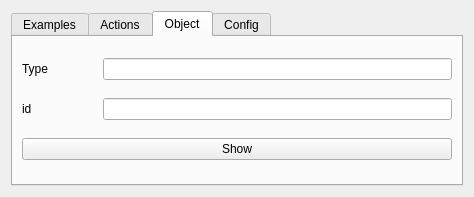
Nummulith/Y3A.ui, file Y3A.ui: the form before one commit.
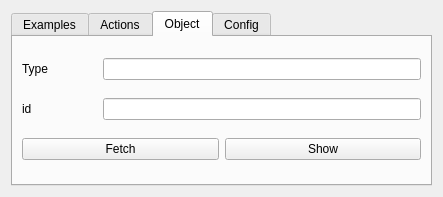
The form after the commit. The open tabs and pages were chosen to show the change.

Commit message: object fetch

What changed in the file:
```diff
--- a/Y3A.ui
+++ b/Y3A.ui
@@ -6,7 +6,7 @@
    <rect>
     <x>0</x>
     <y>0</y>
-    <width>474</width>
+    <width>443</width>
     <height>197</height>
    </rect>
   </property>
@@ -370,6 +370,13 @@
          </item>
          <item>
           <layout class="QHBoxLayout" name="horizontalLayout_13">
+           <item>
+            <widget class="QPushButton" name="bObjectFetch">
+             <property name="text">
+              <string>Fetch</string>
+             </property>
+            </widget>
+           </item>
            <item>
             <widget class="QPushButton" name="bShow">
              <property name="text">
```
The commit also changes 15 other files.
